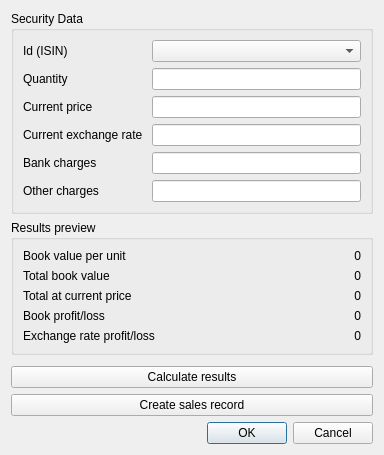
This is report/accounting/portfolioAccounting/ch.banana.portfolio.accounting.calc.sales.data.dialog.ui in BananaAccounting/Universal as Qt 5 draws it before an edit. The edited form follows.
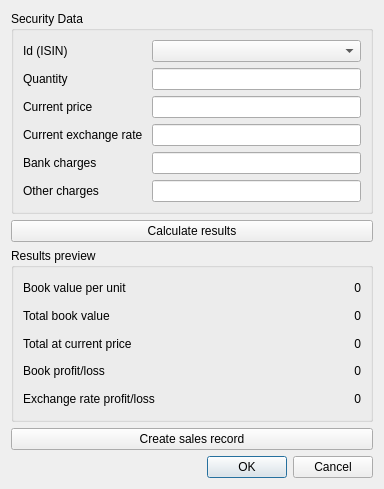
This is the edited form.

Patch:
```diff
--- a/report/accounting/portfolioAccounting/ch.banana.portfolio.accounting.calc.sales.data.dialog.ui
+++ b/report/accounting/portfolioAccounting/ch.banana.portfolio.accounting.calc.sales.data.dialog.ui
@@ -7,7 +7,7 @@
     <x>0</x>
     <y>0</y>
     <width>384</width>
-    <height>454</height>
+    <height>489</height>
    </rect>
   </property>
   <property name="windowTitle">
@@ -83,6 +83,17 @@
      </layout>
     </widget>
    </item>
+   <item>
+    <layout class="QHBoxLayout" name="horizontalLayout">
+     <item>
+      <widget class="QPushButton" name="showResultsPreview_button">
+       <property name="text">
+        <string>Calculate results</string>
+       </property>
+      </widget>
+     </item>
+    </layout>
+   </item>
    <item>
     <widget class="QGroupBox" name="groupBox_2">
      <property name="title">
@@ -183,29 +194,6 @@
      </layout>
     </widget>
    </item>
-   <item>
-    <spacer name="verticalSpacer">
-     <property name="orientation">
-      <enum>Qt::Orientation::Vertical</enum>
-     </property>
-     <property name="sizeType">
-      <enum>QSizePolicy::Policy::Minimum</enum>
-     </property>
-     <property name="sizeHint" stdset="0">
-      <size>
-       <width>40</width>
-       <height>5</height>
-      </size>
-     </property>
-    </spacer>
-   </item>
-   <item>
-    <widget class="QPushButton" name="showResultsPreview_button">
-     <property name="text">
-      <string>Calculate results</string>
-     </property>
-    </widget>
-   </item>
    <item>
     <widget class="QPushButton" name="createSaleRecord_button">
      <property name="text">
```
